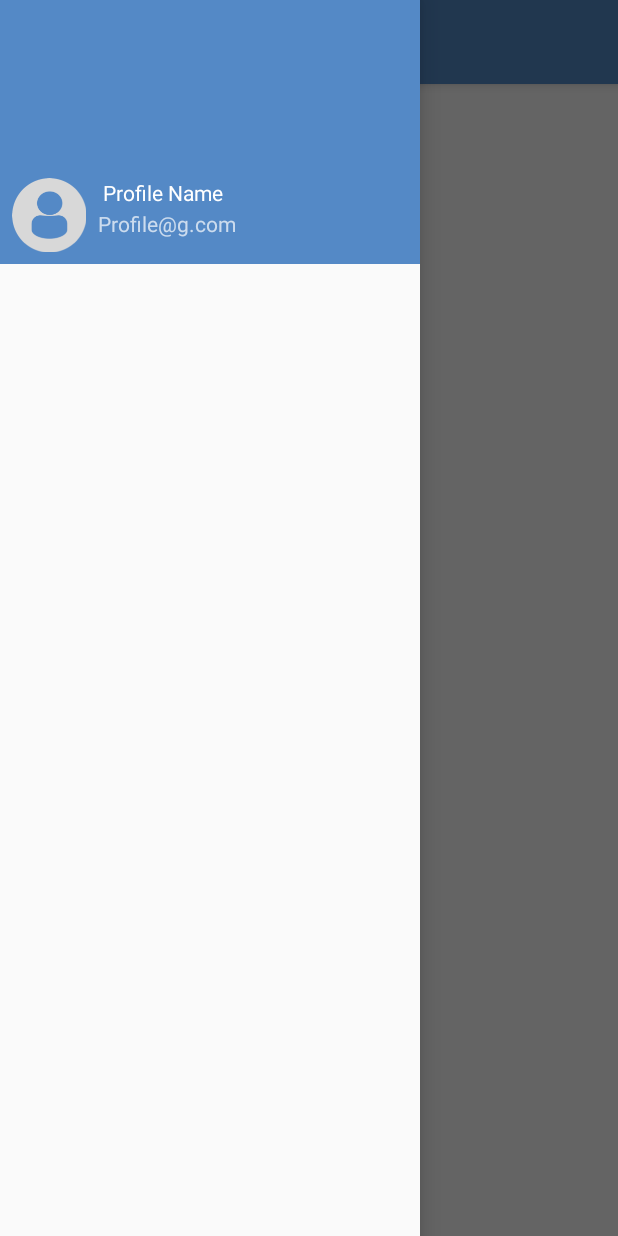
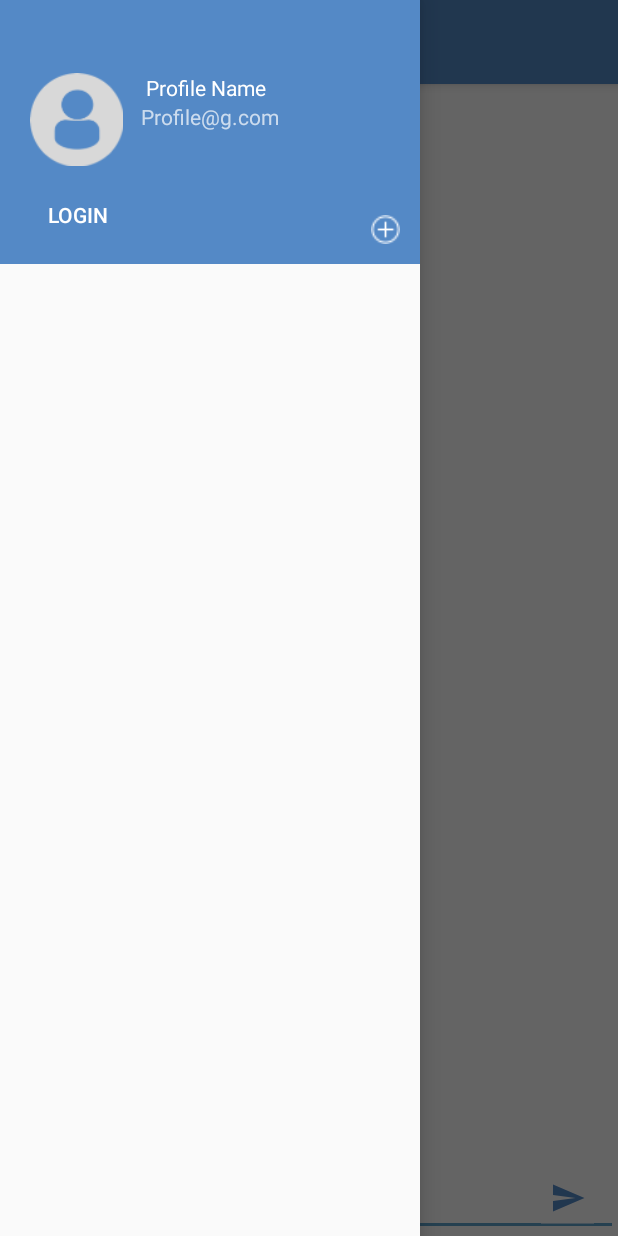
Before and after one commit to kajol9405/SmackChatApp, an Android app: the screen it shows after launch (MainActivity), with the side drawer open, on a phone screen of 412 x 824 dp. Run offline under Robolectric (Android 15) with nearby library versions, the phone set to English and light mode, and no system bars.

Commit message:
mainActivityUI

```diff
--- a/app/src/main/java/com/example/kajol/smackchatapp/MainActivity.kt
+++ b/app/src/main/java/com/example/kajol/smackchatapp/MainActivity.kt
@@ -8,6 +8,7 @@ import android.support.v7.app.ActionBarDrawerToggle
 import android.support.v7.app.AppCompatActivity
 import android.view.Menu
 import android.view.MenuItem
+import android.view.View
 import kotlinx.android.synthetic.main.activity_main.*
 import kotlinx.android.synthetic.main.app_bar_main.*
 
@@ -26,6 +27,20 @@ class MainActivity : AppCompatActivity() {
 
     }
 
+    fun addChannelBtnClicked(view: View){
+
+
+    }
+
+    fun userLoginClicked(view : View){
+
+
+    }
+
+    fun sendMessageBtnClicked(view: View){
+
+    }
+
     override fun onBackPressed() {
         if (drawer_layout.isDrawerOpen(GravityCompat.START)) {
             drawer_layout.closeDrawer(GravityCompat.START)
--- a/app/src/main/res/layout/content_main.xml
+++ b/app/src/main/res/layout/content_main.xml
@@ -9,12 +9,47 @@
     tools:showIn="@layout/app_bar_main">
 
     <TextView
-        android:layout_width="wrap_content"
+        android:id="@+id/mainChannelName"
+        android:layout_width="0dp"
         android:layout_height="wrap_content"
-        android:text="Hello World!"
-        app:layout_constraintBottom_toBottomOf="parent"
+        android:text="Please Log In"
+        android:textAlignment="center"
         app:layout_constraintLeft_toLeftOf="parent"
         app:layout_constraintRight_toRightOf="parent"
         app:layout_constraintTop_toTopOf="parent" />
 
+    <EditText
+        android:id="@+id/messageTextField"
+        android:layout_width="0dp"
+        android:layout_height="wrap_content"
+        android:layout_marginBottom="0dp"
+        android:ems="10"
+        android:hint="message:"
+        android:inputType="textMultiLine"
+        app:layout_constraintBottom_toBottomOf="parent"
+        app:layout_constraintEnd_toEndOf="parent"
+        app:layout_constraintStart_toStartOf="parent" />
+
+    <ImageButton
+        android:id="@+id/sendMessageBtn"
+        android:layout_width="35dp"
+        android:layout_height="35dp"
+        android:layout_marginBottom="8dp"
+        android:layout_marginRight="16dp"
+        android:background="@android:drawable/screen_background_light_transparent"
+        android:onClick="sendMessageBtnClicked"
+        android:tint="@color/colorPrimary"
+        app:layout_constraintBottom_toBottomOf="parent"
+        app:layout_constraintRight_toRightOf="parent"
+        app:srcCompat="@drawable/ic_menu_send" />
+
+    <android.support.v7.widget.RecyclerView
+        android:id="@+id/messageList"
+        android:layout_width="368dp"
+        android:layout_height="429dp"
+        app:layout_constraintBottom_toBottomOf="@+id/mainChannelName"
+        app:layout_constraintEnd_toEndOf="parent"
+        app:layout_constraintStart_toStartOf="parent"
+        app:layout_constraintTop_toTopOf="@+id/messageTextField" />
+
 </android.support.constraint.ConstraintLayout>
--- a/app/src/main/res/layout/nav_header_main.xml
+++ b/app/src/main/res/layout/nav_header_main.xml
@@ -11,20 +11,21 @@
     tools:layout_editor_absoluteY="81dp">
 
     <ImageView
-        android:id="@+id/imageView"
-        android:layout_width="wrap_content"
-        android:layout_height="wrap_content"
-        android:layout_marginBottom="8dp"
+        android:id="@+id/userImageNavHeader"
+        android:layout_width="70dp"
+        android:layout_height="70dp"
         android:layout_marginLeft="16dp"
-        android:layout_marginStart="8dp"
+        android:layout_marginStart="16dp"
         android:paddingTop="@dimen/nav_header_vertical_spacing"
         app:layout_constraintBottom_toBottomOf="parent"
         app:layout_constraintLeft_toLeftOf="parent"
         app:layout_constraintStart_toStartOf="parent"
+        app:layout_constraintTop_toTopOf="parent"
+        app:layout_constraintVertical_bias="0.386"
         app:srcCompat="@drawable/profiledefault" />
 
     <TextView
-        android:id="@+id/textView2"
+        android:id="@+id/userNameNavHeader"
         android:layout_width="wrap_content"
         android:layout_height="wrap_content"
         android:layout_marginStart="8dp"
@@ -32,19 +33,52 @@
         android:text=" Profile Name"
         android:textAppearance="@style/TextAppearance.AppCompat.Body1"
         app:layout_constraintBottom_toBottomOf="parent"
-        app:layout_constraintStart_toEndOf="@+id/imageView"
-        app:layout_constraintTop_toTopOf="@+id/imageView"
+        app:layout_constraintStart_toEndOf="@+id/userImageNavHeader"
+        app:layout_constraintTop_toTopOf="@+id/userImageNavHeader"
         app:layout_constraintVertical_bias="0.0" />
 
     <TextView
-        android:id="@+id/textView"
+        android:id="@+id/userEmailNavHeader"
         android:layout_width="wrap_content"
         android:layout_height="wrap_content"
-        android:layout_marginBottom="16dp"
+        android:layout_marginBottom="8dp"
         android:layout_marginStart="8dp"
         android:text="Profile@g.com"
         app:layout_constraintBottom_toBottomOf="parent"
-        app:layout_constraintStart_toEndOf="@+id/imageView"
-        app:layout_constraintTop_toBottomOf="@+id/textView2" />
+        app:layout_constraintStart_toEndOf="@+id/userImageNavHeader"
+        app:layout_constraintTop_toBottomOf="@+id/userNameNavHeader"
+        app:layout_constraintVertical_bias="0.0" />
+
+    <Button
+        android:id="@+id/userLoginbtn"
+        android:layout_width="wrap_content"
+        android:layout_height="32dp"
+        android:layout_marginBottom="8dp"
+        android:layout_marginLeft="16dp"
+        android:layout_marginStart="8dp"
+        android:layout_marginTop="8dp"
+        android:background="@android:color/transparent"
+        android:onClick="userLoginClicked"
+        android:text="LOGIN"
+        app:layout_constraintBottom_toBottomOf="parent"
+        app:layout_constraintLeft_toLeftOf="parent"
+        app:layout_constraintStart_toStartOf="parent"
+        app:layout_constraintTop_toBottomOf="@+id/userImageNavHeader" />
+
+    <ImageButton
+        android:id="@+id/addChannelBtn"
+        android:layout_width="30dp"
+        android:layout_height="30dp"
+        android:layout_marginBottom="8dp"
+        android:layout_marginEnd="8dp"
+        android:layout_marginRight="16dp"
+        android:background="@android:color/transparent"
+        android:onClick="addChannelBtnClicked"
+        android:padding="5dp"
+        android:scaleType="fitXY"
+        app:layout_constraintBottom_toBottomOf="parent"
+        app:layout_constraintEnd_toEndOf="parent"
+        app:layout_constraintRight_toRightOf="parent"
+        app:srcCompat="@drawable/addchannelbutton" />
 
 </android.support.constraint.ConstraintLayout>
--- a/app/src/main/res/values/colors.xml
+++ b/app/src/main/res/values/colors.xml
@@ -1,6 +1,6 @@
 <?xml version="1.0" encoding="utf-8"?>
 <resources>
-    <color name="colorPrimary">#5489C6</color>
+    <color name="colorPrimary">#5489c6</color>
     <color name="colorPrimaryDark">#5489C6</color>
     <color name="colorAccent">#5EA0C9</color>
 </resources>
```
